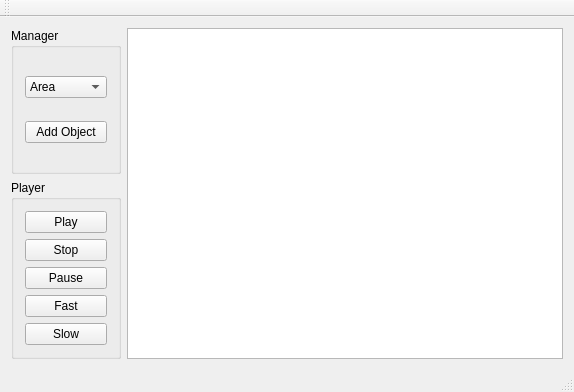
Above: modelingdynamicobject.ui from Bashlykov/mdyno before the change. Below: the same form after it.
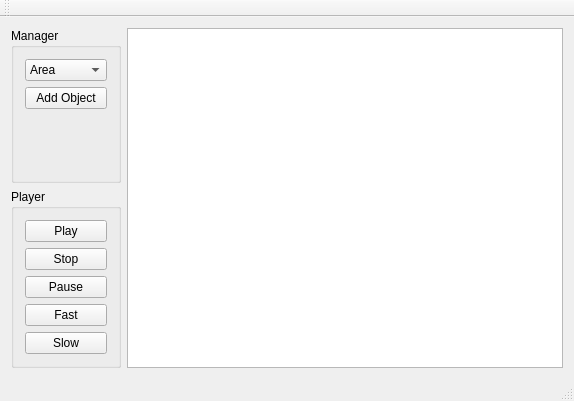
That is the form after the change.

Diff of the .ui file:
```diff
--- a/modelingdynamicobject.ui
+++ b/modelingdynamicobject.ui
@@ -7,7 +7,7 @@
     <x>0</x>
     <y>0</y>
     <width>574</width>
-    <height>392</height>
+    <height>401</height>
    </rect>
   </property>
   <property name="windowTitle">
@@ -15,7 +15,7 @@
   </property>
   <widget class="QWidget" name="centralWidget">
    <layout class="QGridLayout" name="gridLayout_2">
-    <item row="1" column="0">
+    <item row="2" column="0">
      <widget class="QGroupBox" name="groupBox_2">
       <property name="title">
        <string>Player</string>
@@ -59,7 +59,7 @@
       </layout>
      </widget>
     </item>
-    <item row="0" column="1" rowspan="2">
+    <item row="0" column="1" rowspan="3">
      <widget class="QGraphicsView" name="graphicsView">
       <property name="renderHints">
        <set>QPainter::Antialiasing</set>
@@ -72,7 +72,7 @@
       </property>
      </widget>
     </item>
-    <item row="0" column="0">
+    <item row="0" column="0" rowspan="2">
      <widget class="QGroupBox" name="groupBox">
       <property name="title">
        <string>Manager</string>
@@ -109,6 +109,19 @@
          </property>
         </widget>
        </item>
+       <item row="2" column="0">
+        <spacer name="verticalSpacer">
+         <property name="orientation">
+          <enum>Qt::Vertical</enum>
+         </property>
+         <property name="sizeHint" stdset="0">
+          <size>
+           <width>20</width>
+           <height>49</height>
+          </size>
+         </property>
+        </spacer>
+       </item>
       </layout>
      </widget>
     </item>
```
